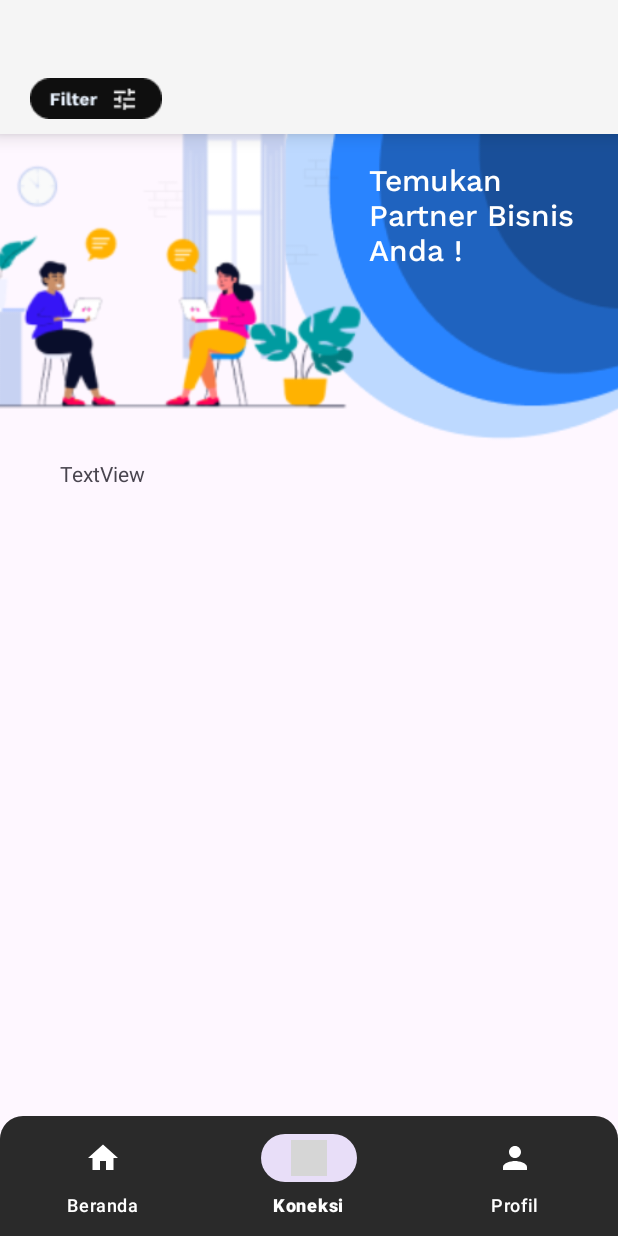
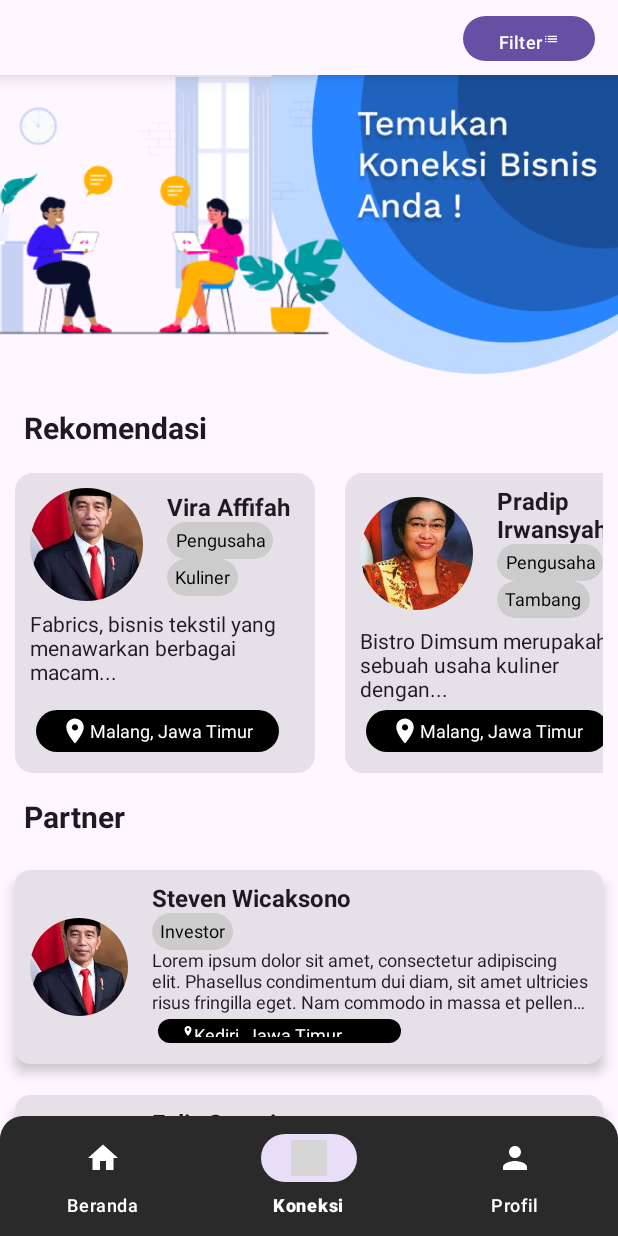
Before and after one commit to gilanghuda/Vortex_Apps-for-internship-raion-kelompok-6-, an Android app built with Jetpack Compose: the screen it shows after launch (MainActivity), item 2 of the bottom bar chosen, on a phone screen of 412 x 824 dp. Run offline under Robolectric (Android 15) with nearby library versions, the phone set to English and light mode, and no system bars; grey boxes are pictures that could not be loaded.

Commit message:
ProfileScreen, koneksiScreen ui

```diff
--- /dev/null
+++ b/app/src/main/java/com/example/vortex/Koneksi/KoneksiFrag.kt
@@ -0,0 +1,25 @@
+package com.example.vortex.Koneksi
+
+import android.os.Bundle
+import android.view.LayoutInflater
+import android.view.View
+import android.view.ViewGroup
+import androidx.fragment.app.Fragment
+import com.example.vortex.databinding.FragmentKoneksiBinding
+
+class KoneksiFrag : Fragment() {
+    private lateinit var binding: FragmentKoneksiBinding
+
+    override fun onCreateView(
+        inflater: LayoutInflater, container: ViewGroup?,
+        savedInstanceState: Bundle?
+    ): View? {
+        binding = FragmentKoneksiBinding.inflate(inflater, container, false)
+        binding.koneksicomposeView.setContent {
+            KoneksiScreen()
+        }
+        return binding.root
+    }
+
+
+}
--- /dev/null
+++ b/app/src/main/java/com/example/vortex/Koneksi/KoneksiScreen.kt
@@ -0,0 +1,317 @@
+package com.example.vortex.Koneksi
+
+import androidx.compose.foundation.Image
+import androidx.compose.foundation.background
+import androidx.compose.foundation.layout.Arrangement
+import androidx.compose.foundation.layout.Box
+import androidx.compose.foundation.layout.Column
+import androidx.compose.foundation.layout.Row
+import androidx.compose.foundation.layout.Spacer
+import androidx.compose.foundation.layout.fillMaxSize
+import androidx.compose.foundation.layout.fillMaxWidth
+import androidx.compose.foundation.layout.height
+import androidx.compose.foundation.layout.padding
+import androidx.compose.foundation.layout.size
+import androidx.compose.foundation.layout.width
+import androidx.compose.foundation.lazy.LazyColumn
+import androidx.compose.foundation.lazy.LazyRow
+import androidx.compose.foundation.lazy.items
+import androidx.compose.foundation.shape.CircleShape
+import androidx.compose.foundation.shape.RoundedCornerShape
+import androidx.compose.material.icons.Icons
+import androidx.compose.material.icons.filled.List
+import androidx.compose.material.icons.filled.LocationOn
+import androidx.compose.material3.Button
+import androidx.compose.material3.Card
+import androidx.compose.material3.CardDefaults
+import androidx.compose.material3.Icon
+import androidx.compose.material3.Scaffold
+import androidx.compose.material3.Surface
+import androidx.compose.material3.Text
+import androidx.compose.runtime.Composable
+import androidx.compose.ui.Alignment
+import androidx.compose.ui.Modifier
+import androidx.compose.ui.draw.clip
+import androidx.compose.ui.graphics.Color
+import androidx.compose.ui.layout.ContentScale
+import androidx.compose.ui.res.painterResource
+import androidx.compose.ui.text.font.FontWeight
+import androidx.compose.ui.text.style.TextAlign
+import androidx.compose.ui.text.style.TextOverflow
+import androidx.compose.ui.tooling.preview.Preview
+import androidx.compose.ui.unit.dp
+import androidx.compose.ui.unit.sp
+import com.example.vortex.R
+
+
+@Preview
+@Composable
+fun KoneksiScreen() {
+    Scaffold(
+        topBar = { TopKoneksi() },
+        content = { innerPadding ->
+            Box(modifier = Modifier.padding(innerPadding)) {
+                PartnerColumn(partners)
+            }
+        }
+    )
+}
+
+@Composable
+fun TopKoneksi() {
+    Surface (shadowElevation = 8.dp){
+        Row(
+            horizontalArrangement = Arrangement.End,
+            verticalAlignment = Alignment.CenterVertically,
+            modifier = Modifier
+                .height(50.dp)
+                .fillMaxWidth()
+                .padding(end = 15.dp)
+        ) {
+            Button(
+                modifier = Modifier
+                    .height(30.dp)
+                    .width(88.dp)
+                    .align(alignment = Alignment.CenterVertically),
+                onClick = { /*TODO*/ },
+//                shape = RoundedCornerShape(7.dp)
+            ) {
+                Text(
+//                    modifier = Modifier.align(alignment = Alignment.CenterVertically),
+                    text = "Filter",
+                    fontSize = 12.sp)
+                Icon(imageVector = Icons.Default.List, contentDescription = "Filter")
+            }
+        }
+    }
+}
+
+@Composable
+fun RecommendationRow(recommendation: List<Recommendation>) {
+    LazyRow(
+        modifier = Modifier.padding(horizontal = 10.dp),
+        horizontalArrangement = Arrangement.spacedBy(20.dp)
+    ){
+        items(recommendations) { recommendation ->
+            RecommendationItem(recommendation = recommendation)
+        }
+    }
+}
+
+@Composable
+fun RecommendationItem(recommendation: Recommendation) {
+    Card(
+        modifier = Modifier
+            .width(200.dp)
+            .height(200.dp)
+    ) {
+        Column(
+            modifier = Modifier
+                .fillMaxSize()
+                .padding(10.dp)
+        ) {
+            Box(modifier = Modifier) {
+                Row(
+                    verticalAlignment = Alignment.CenterVertically,
+                    modifier = Modifier.padding(bottom = 8.dp)
+                ) {
+                    Image(
+                        painter = painterResource(id = recommendation.image),
+                        contentDescription = "${recommendation.name}'s Profile Picture",
+                        contentScale = ContentScale.Crop,
+                        modifier = Modifier
+                            .size(75.dp)
+                            .clip(shape = CircleShape)
+                    )
+                    Spacer(modifier = Modifier.width(8.dp))
+                    Column(
+                        modifier = Modifier
+                            .padding(start = 8.dp),
+                    ) {
+                        Text(
+                            text = recommendation.name,
+                            maxLines = 2,
+                            overflow = TextOverflow.Ellipsis,
+                            fontSize = 16.sp,
+                            fontWeight = FontWeight.Bold
+                        )
+                        RoleButton(
+                            role = recommendation.role,
+                            backgroundColor = Color.LightGray,
+                            textColor = Color.Black
+                        )
+
+                        RoleButton(
+                            role = recommendation.sector,
+                            backgroundColor = Color.LightGray,
+                            textColor = Color.Black
+                        )
+                    }
+                }
+            }
+            Text(
+                text = recommendation.description,
+                maxLines = 3,
+                overflow = TextOverflow.Ellipsis,
+                fontSize = 14.sp
+            )
+            Spacer(modifier = Modifier.weight(1f))
+            LocationStyle(
+                location = recommendation.location,
+                backgroundColor = Color.Black,
+                textColor = Color.White
+            )
+        }
+    }
+}
+
+@Composable
+fun PartnerColumn(partners: List<Partner>) {
+    LazyColumn(
+        modifier = Modifier.padding(bottom = 50.dp),
+        verticalArrangement = Arrangement.spacedBy(10.dp)
+    ) {
+        item { BackgroundImg() }
+        item { HeaderText(text = "Rekomendasi") }
+        item { RecommendationRow(recommendation = recommendations) }
+        item { HeaderText(text = "Partner") }
+        items(partners) { partner ->
+            PartnerItem(partner = partner)
+        }
+    }
+}
+
+@Composable
+fun PartnerItem(partner: Partner) {
+    Card(
+        modifier = Modifier
+            .height(140.dp)
+            .fillMaxWidth()
+            .padding(horizontal = 10.dp, vertical = 5.dp),
+        shape = RoundedCornerShape(10.dp),
+        elevation = CardDefaults.cardElevation(5.dp)
+    ) {
+        Row(
+            modifier = Modifier.padding(all = 10.dp),
+            verticalAlignment = Alignment.CenterVertically
+        ) {
+            Image(
+                painter = painterResource(id = partner.image),
+                contentDescription = "${partner.name}'s Profile Picture",
+                contentScale = ContentScale.Crop,
+                modifier = Modifier
+                    .size(65.dp)
+                    .clip(CircleShape)
+            )
+            Spacer(modifier = Modifier.width(8.dp))
+            Column(
+                modifier = Modifier
+                    .fillMaxWidth()
+                    .padding(start = 8.dp)
+            ) {
+                Text(
+                    text = partner.name,
+                    fontWeight = FontWeight.Bold,
+                    maxLines = 1,
+                    overflow = TextOverflow.Ellipsis,
+                    fontSize = 16.sp
+                )
+                RoleButton(
+                    role = partner.role,
+                    backgroundColor = Color.LightGray,
+                    textColor = Color.Black
+                )
+                Text(
+                    text = partner.description,
+                    maxLines = 3,
+                    overflow = TextOverflow.Ellipsis,
+                    fontSize = 12.sp
+                )
+
+                LocationStyle(
+                    location = partner.location,
+                    backgroundColor = Color.Black,
+                    textColor = Color.White
+                )
+            }
+
+        }
+    }
+}
+
+@Composable
+fun RoleButton(role: String, backgroundColor: Color, textColor: Color) {
+    Surface(
+        tonalElevation = 2.dp,
+        shape = RoundedCornerShape(50)
+    ) {
+        Box(
+            modifier = Modifier
+                .background(backgroundColor)
+                .padding(5.dp),
+            contentAlignment = Alignment.Center
+        ) {
+            Text(
+                text = role,
+                color = textColor,
+                textAlign = TextAlign.Center,
+                fontSize = 12.sp
+            )
+        }
+    }
+}
+
+@Composable
+fun LocationStyle(location: String, backgroundColor: Color, textColor: Color) {
+    Surface(
+        modifier = Modifier.padding(4.dp),
+        tonalElevation = 2.dp,
+        shape = RoundedCornerShape(50)
+    ) {
+        Box(
+            modifier = Modifier
+                .background(backgroundColor)
+                .padding(vertical = 4.dp, horizontal = 16.dp)
+                .width(130.dp)
+                .height(20.dp),
+            contentAlignment = Alignment.BottomStart,
+        ) {
+            Row (
+                verticalAlignment = Alignment.CenterVertically
+            ){
+                Icon(
+                    imageVector = Icons.Default.LocationOn,
+                    tint = Color.White,
+                    contentDescription = "Location")
+                Text(
+                    text = location,
+                    color = textColor,
+                    textAlign = TextAlign.Left,
+                    fontSize = 12.sp
+                )
+            }
+        }
+    }
+}
+
+@Composable
+fun BackgroundImg() {
+    Image(
+        painter = painterResource(id = R.drawable.bg_koneksikoneksi),
+        contentDescription = null,
+        modifier = Modifier
+            .fillMaxWidth(),
+        contentScale = ContentScale.FillWidth
+    )
+}
+
+@Composable
+fun HeaderText(text: String) {
+    Text(
+        text = text,
+        fontSize = 20.sp,
+        fontWeight = FontWeight.Bold,
+        modifier = Modifier
+            .padding(start = 16.dp, top = 8.dp, bottom = 8.dp)
+    )
+}
--- /dev/null
+++ b/app/src/main/java/com/example/vortex/Koneksi/Partner.kt
@@ -0,0 +1,59 @@
+package com.example.vortex.Koneksi
+
+import androidx.annotation.DrawableRes
+import com.example.vortex.R
+
+data class Partner(
+    val name: String,
+    val description: String,
+    val location: String,
+    val role: String,
+    val sector: String,
+    @DrawableRes val image: Int
+)
+
+val partners = listOf(
+    Partner(
+        "Steven Wicaksono",
+        "Lorem ipsum dolor sit amet, consectetur adipiscing elit. Phasellus condimentum dui diam, sit amet ultricies risus fringilla eget. Nam commodo in massa et pellentesque. Fusce mollis augue mauris, quis aliquet ex commodo a. Ut bibendum orci ut ipsum eleifend euismod. Maecenas sapien urna, scelerisque nec accumsan sit amet, scelerisque at turpis. In id tortor vel libero consectetur molestie et in nunc. Maecenas vitae tincidunt lacus. Phasellus dapibus neque sed dolor porta, tincidunt mattis erat ultrices. Fusce dictum mattis arcu, eget convallis lacus bibendum a. Aenean erat magna, viverra ac justo et, consectetur bibendum tellus.",
+        "Kediri, Jawa Timur",
+        "Investor",
+        "",
+        R.drawable.owi),
+    Partner(
+        "Faliz Satoni",
+        "Lorem ipsum dolor sit amet, consectetur adipiscing elit. Phasellus condimentum dui diam, sit amet ultricies risus fringilla eget. Nam commodo in massa et pellentesque. Fusce mollis augue mauris, quis aliquet ex commodo a. Ut bibendum orci ut ipsum eleifend euismod. Maecenas sapien urna, scelerisque nec accumsan sit amet, scelerisque at turpis. In id tortor vel libero consectetur molestie et in nunc. Maecenas vitae tincidunt lacus. Phasellus dapibus neque sed dolor porta, tincidunt mattis erat ultrices. Fusce dictum mattis arcu, eget convallis lacus bibendum a. Aenean erat magna, viverra ac justo et, consectetur bibendum tellus.",
+        "Location here",
+        "Investor",
+        "",
+        R.drawable.owi),
+    Partner(
+        "Pradip Irwansyah",
+        "Bistro Dimsum merupakah sebuah usaha kuliner dengan ",
+        "Malang, Jawa Timur",
+        "Pengusaha",
+        "Tambang",
+        R.drawable.megachan),
+    Partner(
+        "Vira Affifah",
+        "Fabrics, bisnis tekstil yang menawarkan berbagai macam...",
+        "Malang, Jawa Timur",
+        "Pengusaha",
+        "Kuliner",
+        R.drawable.megachan),
+
+    Partner(
+        "Pradip Irwansyah",
+        "Bistro Dimsum merupakah sebuah usaha kuliner dengan...",
+        "Malang, Jawa Timur",
+        "Pengusaha",
+        "Tambang",
+        R.drawable.megachan),
+    Partner(
+        "Vira Affifah",
+        "Fabrics, bisnis tekstil yang menawarkan berbagai macam...",
+        "Malang, Jawa Timur",
+        "Pengusaha",
+        "Kuliner",
+        R.drawable.owi),
+)
--- /dev/null
+++ b/app/src/main/java/com/example/vortex/Koneksi/Recommendation.kt
@@ -0,0 +1,58 @@
+package com.example.vortex.Koneksi
+
+import androidx.annotation.DrawableRes
+import com.example.vortex.R
+
+data class Recommendation(
+    val name: String,
+    val description: String,
+    val location: String,
+    val role: String,
+    val sector: String,
+    @DrawableRes val image: Int
+)
+
+val recommendations = listOf(
+    Recommendation(
+        "Vira Affifah",
+        "Fabrics, bisnis tekstil yang menawarkan berbagai macam...",
+        "Malang, Jawa Timur",
+        "Pengusaha",
+        "Kuliner",
+        R.drawable.owi),
+    Recommendation(
+        "Pradip Irwansyah",
+        "Bistro Dimsum merupakah sebuah usaha kuliner dengan...",
+        "Malang, Jawa Timur",
+        "Pengusaha",
+        "Tambang",
+        R.drawable.megachan),
+    Recommendation(
+        "Vira Affifah",
+        "Fabrics, bisnis tekstil yang menawarkan berbagai macam...",
+        "Malang, Jawa Timur",
+        "Pengusaha",
+        "Kuliner",
+        R.drawable.owi),
+    Recommendation(
+        "Pradip Irwansyah",
+        "Bistro Dimsum merupakah sebuah usaha kuliner dengan...",
+        "Malang, Jawa Timur",
+        "Pengusaha",
+        "Tambang",
+        R.drawable.megachan),
+    Recommendation(
+        "Vira Affifah",
+        "Fabrics, bisnis tekstil yang menawarkan berbagai macam...",
+        "Malang, Jawa Timur",
+        "Pengusaha",
+        "Kuliner",
+        R.drawable.megachan),
+    Recommendation(
+        "Pradip Irwansyah",
+        "Bistro Dimsum merupakah sebuah usaha kuliner dengan...",
+        "Malang, Jawa Timur",
+        "Pengusaha",
+        "Tambang",
+        R.drawable.owi)
+)
--- a/app/src/main/java/com/example/vortex/KoneksiFragment.kt
+++ b/app/src/main/java/com/example/vortex/KoneksiFragment.kt
@@ -1,59 +1,59 @@
 package com.example.vortex
-
-import android.os.Bundle
-import androidx.fragment.app.Fragment
-import android.view.LayoutInflater
-import android.view.View
-import android.view.ViewGroup
-
-// TODO: Rename parameter arguments, choose names that match
-// the fragment initialization parameters, e.g. ARG_ITEM_NUMBER
-private const val ARG_PARAM1 = "param1"
-private const val ARG_PARAM2 = "param2"
-
-/**
- * A simple [Fragment] subclass.
- * Use the [KoneksiFragment.newInstance] factory method to
- * create an instance of this fragment.
- */
-class KoneksiFragment : Fragment() {
-    // TODO: Rename and change types of parameters
-    private var param1: String? = null
-    private var param2: String? = null
-
-    override fun onCreate(savedInstanceState: Bundle?) {
-        super.onCreate(savedInstanceState)
-        arguments?.let {
-            param1 = it.getString(ARG_PARAM1)
-            param2 = it.getString(ARG_PARAM2)
-        }
-    }
-
-    override fun onCreateView(
-        inflater: LayoutInflater, container: ViewGroup?,
-        savedInstanceState: Bundle?
-    ): View? {
-        // Inflate the layout for this fragment
-        return inflater.inflate(R.layout.fragment_koneksi, container, false)
-    }
-
-    companion object {
-        /**
-         * Use this factory method to create a new instance of
-         * this fragment using the provided parameters.
-         *
-         * @param param1 Parameter 1.
-         * @param param2 Parameter 2.
-         * @return A new instance of fragment KoneksiFragment.
-         */
-        // TODO: Rename and change types and number of parameters
-        @JvmStatic
-        fun newInstance(param1: String, param2: String) =
-            KoneksiFragment().apply {
-                arguments = Bundle().apply {
-                    putString(ARG_PARAM1, param1)
-                    putString(ARG_PARAM2, param2)
-                }
-            }
-    }
-}
+//
+//import android.os.Bundle
+//import androidx.fragment.app.Fragment
+//import android.view.LayoutInflater
+//import android.view.View
+//import android.view.ViewGroup
+//
+//// TODO: Rename parameter arguments, choose names that match
+//// the fragment initialization parameters, e.g. ARG_ITEM_NUMBER
+//private const val ARG_PARAM1 = "param1"
+//private const val ARG_PARAM2 = "param2"
+//
+///**
+// * A simple [Fragment] subclass.
+// * Use the [KoneksiFragment.newInstance] factory method to
+// * create an instance of this fragment.
+// */
+//class KoneksiFragment : Fragment() {
+//    // TODO: Rename and change types of parameters
+//    private var param1: String? = null
+//    private var param2: String? = null
+//
+//    override fun onCreate(savedInstanceState: Bundle?) {
+//        super.onCreate(savedInstanceState)
+//        arguments?.let {
+//            param1 = it.getString(ARG_PARAM1)
+//            param2 = it.getString(ARG_PARAM2)
+//        }
+//    }
+//
+//    override fun onCreateView(
+//        inflater: LayoutInflater, container: ViewGroup?,
+//        savedInstanceState: Bundle?
+//    ): View? {
+//        // Inflate the layout for this fragment
+//        return inflater.inflate(R.layout.fragment_koneksi, container, false)
+//    }
+//
+//    companion object {
+//        /**
+//         * Use this factory method to create a new instance of
+//         * this fragment using the provided parameters.
+//         *
+//         * @param param1 Parameter 1.
+//         * @param param2 Parameter 2.
+//         * @return A new instance of fragment KoneksiFragment.
+//         */
+//        // TODO: Rename and change types and number of parameters
+//        @JvmStatic
+//        fun newInstance(param1: String, param2: String) =
+//            KoneksiFragment().apply {
+//                arguments = Bundle().apply {
+//                    putString(ARG_PARAM1, param1)
+//                    putString(ARG_PARAM2, param2)
+//                }
+//            }
+//    }
+//}
--- a/app/src/main/java/com/example/vortex/MainActivity.kt
+++ b/app/src/main/java/com/example/vortex/MainActivity.kt
@@ -1,9 +1,10 @@
 package com.example.vortex
 
+import android.os.Bundle
 import androidx.appcompat.app.AppCompatActivity
-import android.os.Bundle
 import androidx.fragment.app.Fragment
 import com.example.vortex.Beranda.BerandaFragment
+import com.example.vortex.Koneksi.KoneksiFrag
 import com.example.vortex.Profil.ProfilFragment
 import com.example.vortex.databinding.ActivityMainBinding
 import com.google.android.material.bottomnavigation.BottomNavigationView
@@ -23,7 +24,7 @@ class MainActivity : AppCompatActivity() {
             when(it.itemId){
 
                 R.id.bn_beranda -> replaceFragment(BerandaFragment())
-                R.id.bn_koneksi -> replaceFragment(KoneksiFragment())
+                R.id.bn_koneksi -> replaceFragment(KoneksiFrag())
                 R.id.bn_profil -> replaceFragment(ProfilFragment())
 
                 else ->{
--- /dev/null
+++ b/app/src/main/java/com/example/vortex/Profil/EditProfile.kt
@@ -0,0 +1,4 @@
+package com.example.vortex.Profil
+
+class EditProfile {
+}
--- a/app/src/main/java/com/example/vortex/Profil/ProfilFragment.kt
+++ b/app/src/main/java/com/example/vortex/Profil/ProfilFragment.kt
@@ -1,11 +1,10 @@
 package com.example.vortex.Profil
 
 import android.os.Bundle
-import androidx.fragment.app.Fragment
 import android.view.LayoutInflater
 import android.view.View
 import android.view.ViewGroup
-import com.example.composeprofile.ProfileScreen
+import androidx.fragment.app.Fragment
 import com.example.vortex.databinding.FragmentProfilBinding
 
 
--- a/app/src/main/java/com/example/vortex/Profil/ProfileScreen.kt
+++ b/app/src/main/java/com/example/vortex/Profil/ProfileScreen.kt
@@ -1,4 +1,4 @@
-package com.example.composeprofile
+package com.example.vortex.Profil
 
 import androidx.compose.foundation.Image
 import androidx.compose.foundation.border
@@ -38,6 +38,7 @@ import com.example.vortex.R
 
 @Composable
 fun ProfileScreen() {
+
     Column (
         modifier = Modifier.fillMaxSize()
     ){
--- a/app/src/main/res/layout/fragment_koneksi.xml
+++ b/app/src/main/res/layout/fragment_koneksi.xml
@@ -4,77 +4,11 @@
     xmlns:tools="http://schemas.android.com/tools"
     android:layout_width="match_parent"
     android:layout_height="match_parent"
-    tools:context=".KoneksiFragment">
+    tools:context=".Koneksi.KoneksiFrag">
 
-    <LinearLayout
+    <androidx.compose.ui.platform.ComposeView
+        android:id="@+id/koneksicomposeView"
         android:layout_width="match_parent"
-        android:layout_height="match_parent"
-        android:orientation="vertical">
+        android:layout_height="match_parent"/>
 
-        <androidx.constraintlayout.widget.ConstraintLayout
-            android:layout_width="match_parent"
-            android:layout_height="89dp"
-            android:background="#F5F5F5"
-            android:elevation="8dp">
-
-            <ImageView
-                android:id="@+id/imageView"
-                android:layout_width="88dp"
-                android:layout_height="27dp"
-                android:layout_marginStart="20dp"
-                android:layout_marginTop="52dp"
-                android:src="@drawable/btn_filter"
-                app:layout_constraintStart_toStartOf="parent"
-                app:layout_constraintTop_toTopOf="parent" />
-        </androidx.constraintlayout.widget.ConstraintLayout>
-
-        <androidx.constraintlayout.widget.ConstraintLayout
-            android:layout_width="match_parent"
-            android:layout_height="280dp">
-
-            <ImageView
-                android:id="@+id/imageView9"
-                android:layout_width="397dp"
-                android:layout_height="372dp"
-                android:layout_marginStart="76dp"
-                android:layout_marginBottom="16dp"
-                android:src="@drawable/bg_koneksi2"
-                app:layout_constraintBottom_toBottomOf="parent"
-                app:layout_constraintStart_toStartOf="parent" />
-
-            <ImageView
-                android:id="@+id/imageView10"
-                android:layout_width="266dp"
-                android:layout_height="184dp"
-                android:layout_marginEnd="152dp"
-                android:src="@drawable/bg_koneksi1"
-                app:layout_constraintEnd_toEndOf="parent"
-                app:layout_constraintTop_toTopOf="parent" />
-
-            <TextView
-                android:id="@+id/tv_temukanpartner"
-                android:layout_width="150dp"
-                android:layout_height="wrap_content"
-                android:layout_marginTop="16dp"
-                android:layout_marginEnd="16dp"
-                android:fontFamily="@font/work_sans_medium"
-                android:text="Temukan
-                Partner Bisnis Anda !"
-                android:textColor="@color/white"
-                android:textSize="20sp"
-                app:layout_constraintEnd_toEndOf="parent"
-                app:layout_constraintTop_toTopOf="parent" />
-
-            <TextView
-                android:id="@+id/tv_rekomendasi"
-                android:layout_width="wrap_content"
-                android:layout_height="wrap_content"
-                android:layout_marginStart="40dp"
-                android:layout_marginBottom="44dp"
-                android:text="TextView"
-                app:layout_constraintBottom_toBottomOf="parent"
-                app:layout_constraintStart_toStartOf="parent" />
-        </androidx.constraintlayout.widget.ConstraintLayout>
-
-    </LinearLayout>
 </FrameLayout>
```
Also changed, not shown: app/src/main/res/drawable/bg_koneksikoneksi.png (added), app/src/main/res/drawable/bg_profile.png (added).
